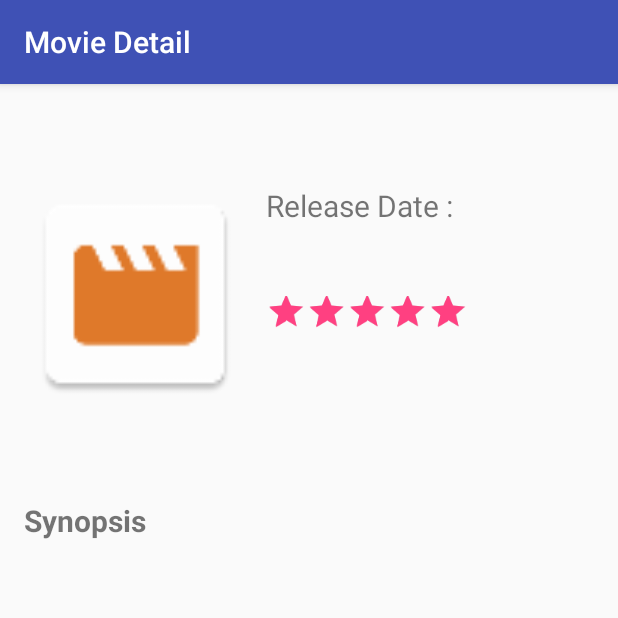
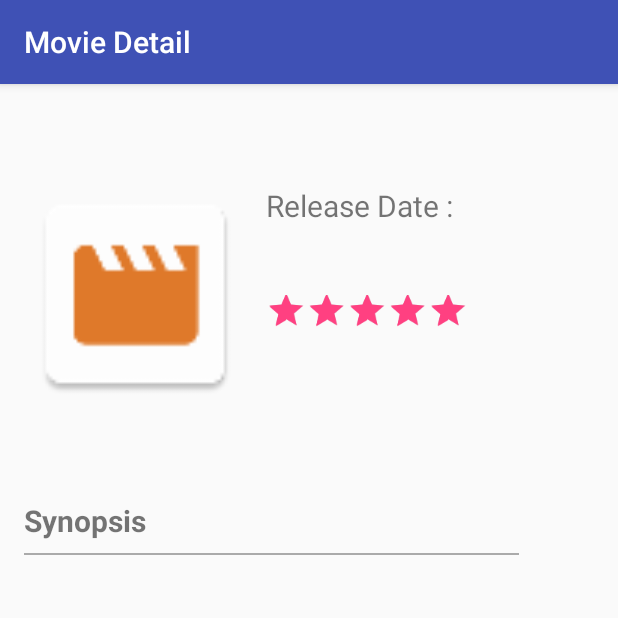
Before and after one commit to zenaufa/Popular-Movie-Phase-1, an Android app: the DetailActivity screen opened directly, with no data from a screen before it, on a phone screen of 412 x 824 dp, the top half of it. Run offline under Robolectric (Android 15) with nearby library versions, the light colour scheme and no system bars; our stand-ins replace Picasso; pictures from the network do not load.

Commit message:
Add scroll view to synopsis + Add line on the top of synopsis

```diff
--- a/app/src/main/res/layout/activity_detail.xml
+++ b/app/src/main/res/layout/activity_detail.xml
@@ -1,4 +1,5 @@
 <?xml version="1.0" encoding="utf-8"?>
+
 <android.support.constraint.ConstraintLayout
     xmlns:android="http://schemas.android.com/apk/res/android"
     xmlns:app="http://schemas.android.com/apk/res-auto"
@@ -7,7 +8,6 @@
     android:id="@+id/test"
     android:layout_height="match_parent"
     >
-
     <ImageView
         android:id="@+id/poster"
         android:layout_width="150dp"
@@ -17,7 +17,7 @@
         app:layout_constraintLeft_toLeftOf="parent"
         app:layout_constraintTop_toTopOf="parent"
         app:srcCompat="@drawable/ic_menu_camera"
-        />
+        android:layout_marginStart="16dp" />
 
     <TextView
         android:id="@+id/title"
@@ -31,7 +31,9 @@
         app:layout_constraintHorizontal_bias="0.0"
         app:layout_constraintLeft_toRightOf="@+id/poster"
         app:layout_constraintRight_toRightOf="parent"
-        app:layout_constraintTop_toTopOf="parent" />
+        app:layout_constraintTop_toTopOf="parent"
+        android:layout_marginStart="11dp"
+        android:layout_marginEnd="8dp" />
 
     <TextView
         android:id="@+id/string_release_date"
@@ -45,7 +47,9 @@
         app:layout_constraintLeft_toRightOf="@+id/poster"
         android:layout_marginRight="8dp"
         app:layout_constraintRight_toRightOf="parent"
-        app:layout_constraintHorizontal_bias="0.0" />
+        app:layout_constraintHorizontal_bias="0.0"
+        android:layout_marginStart="11dp"
+        android:layout_marginEnd="8dp" />
 
     <TextView
         android:id="@+id/releaseDate"
@@ -61,7 +65,9 @@
         app:layout_constraintVertical_bias="0.005"
         android:layout_marginRight="8dp"
         app:layout_constraintRight_toRightOf="parent"
-        app:layout_constraintHorizontal_bias="0.0" />
+        app:layout_constraintHorizontal_bias="0.0"
+        android:layout_marginStart="11dp"
+        android:layout_marginEnd="8dp" />
 
     <TextView
         android:id="@+id/textSynopsis"
@@ -72,26 +78,45 @@
         android:textStyle="bold"
         android:textSize="20sp"
         app:layout_constraintTop_toBottomOf="@+id/poster"
+        app:layout_constraintLeft_toLeftOf="@+id/poster" />
+
+    <View
+        android:layout_width="330dp"
+        android:layout_height="1dp"
+        android:background="@android:color/darker_gray"
+        app:layout_constraintTop_toBottomOf="@+id/textSynopsis"
+        app:layout_constraintLeft_toLeftOf="@+id/poster"
         android:layout_marginLeft="0dp"
-        app:layout_constraintLeft_toLeftOf="@+id/poster" />
+        android:layout_marginTop="8dp"
+        android:id="@+id/view2" />
+
+    <ScrollView xmlns:android="http://schemas.android.com/apk/res/android"
+        android:layout_width="wrap_content"
+        android:layout_height="230dp"
+        android:layout_marginTop="7dp"
+        android:fillViewport="false"
+        android:orientation="vertical"
+        app:layout_constraintHorizontal_bias="0.0"
+        app:layout_constraintLeft_toLeftOf="@+id/poster"
+        app:layout_constraintRight_toRightOf="parent"
+        app:layout_constraintTop_toBottomOf="@+id/view2">
 
         <TextView
             android:id="@+id/Description"
             android:layout_width="330dp"
-        android:layout_height="250dp"
+            android:layout_height="wrap_content"
             android:layout_marginLeft="0dp"
             android:layout_marginRight="8dp"
             android:layout_marginTop="0dp"
+            android:gravity="right"
             android:text="TextView"
             android:textAlignment="textStart"
-        android:gravity="right"
             android:textSize="19sp"
             app:layout_constraintHorizontal_bias="0.0"
             app:layout_constraintLeft_toLeftOf="@+id/poster"
             app:layout_constraintRight_toRightOf="parent"
-        app:layout_constraintTop_toBottomOf="@+id/textSynopsis"
-        android:scrollbars = "vertical"
-        />
+            app:layout_constraintTop_toBottomOf="@+id/textSynopsis" />
+    </ScrollView>
 
     <RatingBar
         android:id="@+id/rating"
@@ -107,14 +132,15 @@
         android:transformPivotX="0dp"
         android:layout_marginRight="8dp"
         app:layout_constraintRight_toRightOf="parent"
-        app:layout_constraintHorizontal_bias="0.0" />
+        app:layout_constraintHorizontal_bias="0.0"
+        android:layout_marginStart="11dp"
+        android:layout_marginEnd="8dp" />
 
     <TextView
         android:id="@+id/review"
         android:layout_width="wrap_content"
         android:layout_height="wrap_content"
         android:text=""
-        android:layout_marginLeft="0dp"
         app:layout_constraintLeft_toLeftOf="@+id/Description"
         android:layout_marginTop="11dp"
         app:layout_constraintTop_toBottomOf="@+id/Description" />
@@ -124,7 +150,6 @@
         android:layout_width="wrap_content"
         android:layout_height="wrap_content"
         android:text=""
-        android:layout_marginLeft="0dp"
         app:layout_constraintLeft_toLeftOf="@+id/Description"
         android:layout_marginTop="11dp"
         app:layout_constraintTop_toBottomOf="@+id/Description" />
@@ -134,7 +159,6 @@
         android:layout_width="wrap_content"
         android:layout_height="wrap_content"
         android:text=""
-        android:layout_marginLeft="0dp"
         app:layout_constraintLeft_toLeftOf="@+id/Description"
         android:layout_marginTop="11dp"
         app:layout_constraintTop_toBottomOf="@+id/Description" />
@@ -144,7 +168,6 @@
         android:layout_width="wrap_content"
         android:layout_height="wrap_content"
         android:text=""
-        android:layout_marginLeft="0dp"
         app:layout_constraintLeft_toLeftOf="@+id/Description"
         android:layout_marginTop="11dp"
         app:layout_constraintTop_toBottomOf="@+id/Description" />
@@ -154,6 +177,15 @@
         android:layout_height="wrap_content"
         android:id="@+id/guideline2"
         app:layout_constraintGuide_begin="408dp"
-        android:orientation="vertical" />
+        android:orientation="vertical"
+        tools:layout_editor_absoluteY="0dp"
+        tools:layout_editor_absoluteX="408dp" />
 
+    <view
+        class="android.support.constraint.Guideline"
+        id="@+id/view"
+        android:layout_width="wrap_content"
+        android:layout_height="wrap_content"
+        tools:layout_editor_absoluteX="235dp"
+        tools:layout_editor_absoluteY="255dp" />
 </android.support.constraint.ConstraintLayout>
```
Lines whose indentation alone changed are shown as unchanged.
